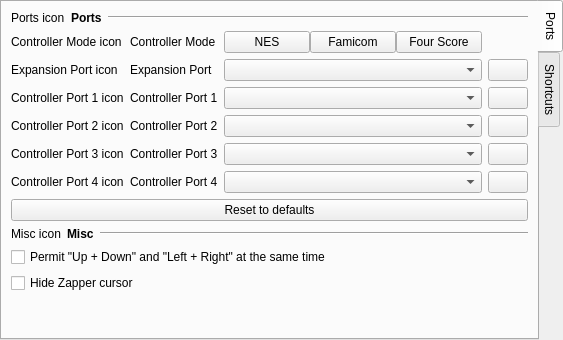
Above: src/gui/designer/wdgSettingsInput.ui from punesemu/puNES before the change. Below: the same form after it.
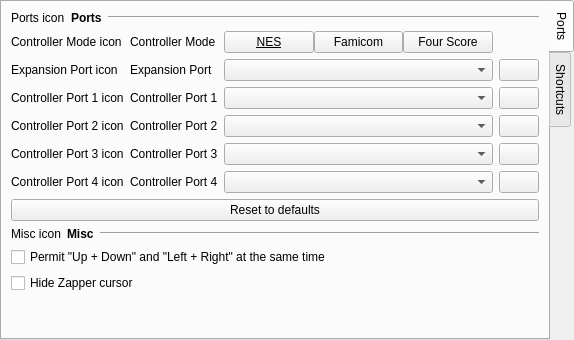
That is the form after the change. Icons and pictures are not drawn.

Patch:
```diff
--- a/src/gui/designer/wdgSettingsInput.ui
+++ b/src/gui/designer/wdgSettingsInput.ui
@@ -6,7 +6,7 @@
    <rect>
     <x>0</x>
     <y>0</y>
-    <width>563</width>
+    <width>574</width>
     <height>340</height>
    </rect>
   </property>
@@ -354,6 +354,11 @@
             </property>
             <item>
              <widget class="QPushButton" name="pushButton_cm_nes">
+              <property name="font">
+               <font>
+                <underline>true</underline>
+               </font>
+              </property>
               <property name="text">
                <string>NES</string>
               </property>
```
